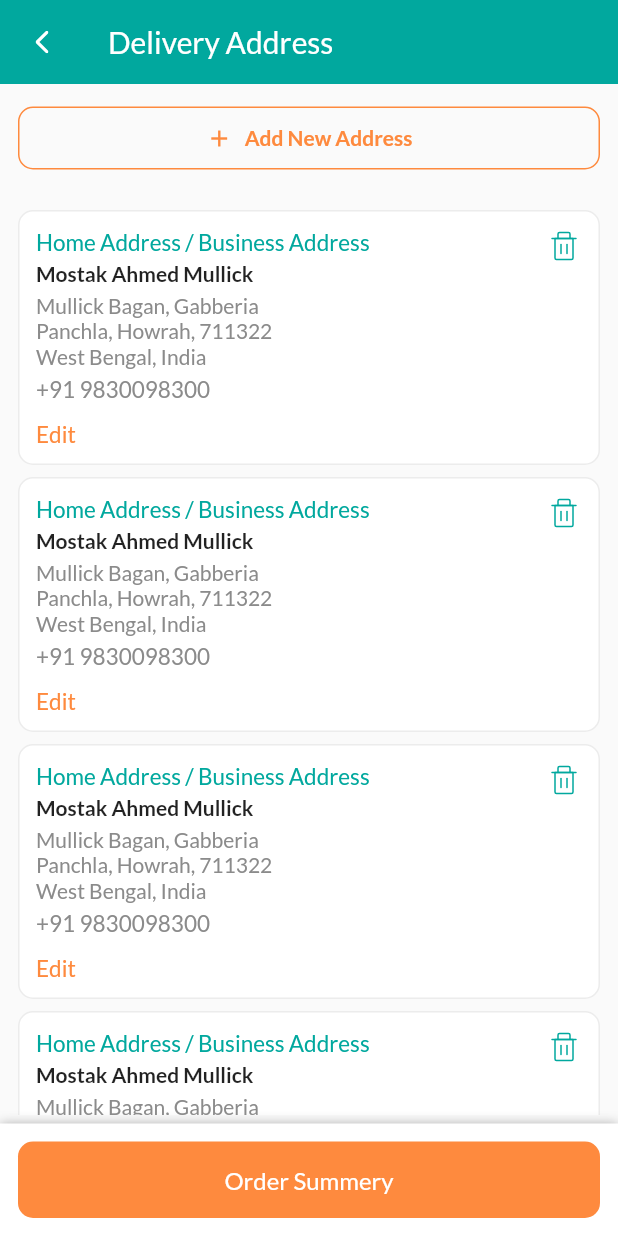
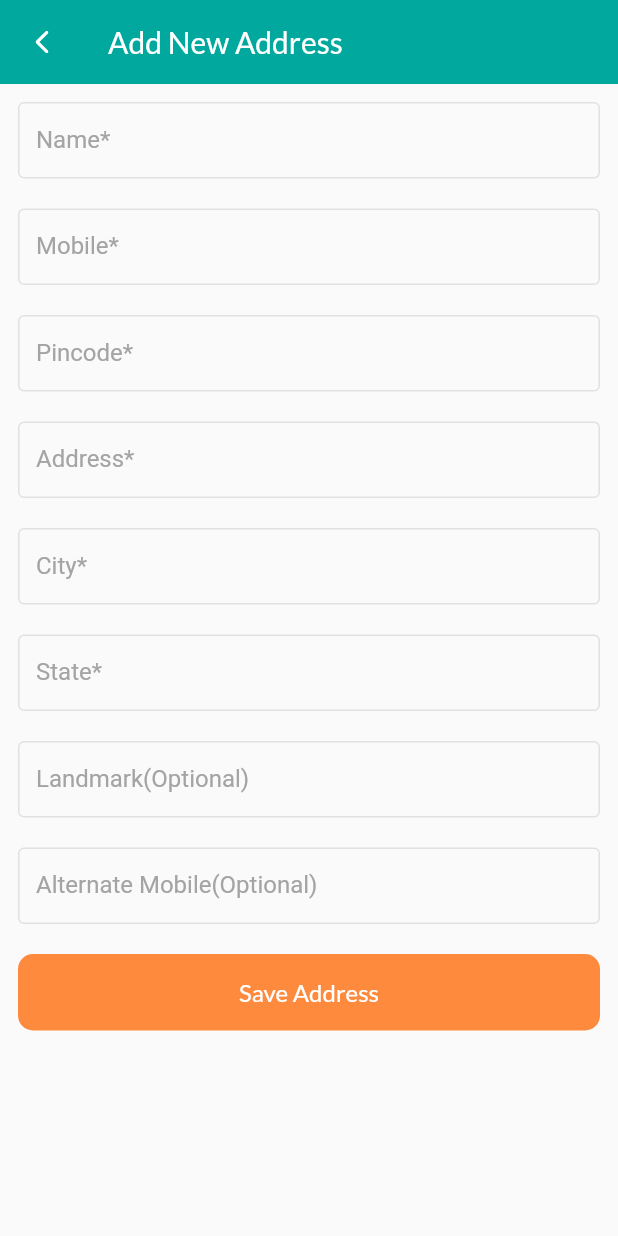
Before and after one commit to mostakahmedmullick/ecom_app, a Flutter app: the CheckoutAddress screen opened directly, after a tap on "Add New Address", on a phone screen of 412 x 824 dp. Run offline on Flutter 3.47's test engine with Material 2 defaults, Android fonts, the phone set to English and light mode, and no system bars; our stand-ins replace badges, carousel_slider, flutter_rating_bar, flutter_svg, google_fonts; network calls fail.

Commit message:
add address done

```diff
--- /dev/null
+++ b/lib/screens/checkout/add_new_address.dart
@@ -0,0 +1,521 @@
+import 'package:ecom_app/utils/app_color_constants.dart';
+import 'package:flutter/material.dart';
+import 'package:flutter_svg/flutter_svg.dart';
+import 'package:google_fonts/google_fonts.dart';
+
+class AddNewAddress extends StatefulWidget {
+  const AddNewAddress({Key? key}) : super(key: key);
+
+  @override
+  _AddNewAddressState createState() => _AddNewAddressState();
+}
+
+class _AddNewAddressState extends State<AddNewAddress> {
+  final _formKey = GlobalKey<FormState>();
+  final _nameController = TextEditingController();
+  final _mobileController = TextEditingController();
+  final _pinCodeController = TextEditingController();
+  final _addressController = TextEditingController();
+  final _cityController = TextEditingController();
+  final _stateController = TextEditingController();
+  final _landMarkController = TextEditingController();
+  final _altMobileController = TextEditingController();
+
+  FocusNode nameFocusNode = new FocusNode();
+  FocusNode mobileFocusNode = new FocusNode();
+  FocusNode pinCodeFocusNode = new FocusNode();
+  FocusNode addressFocusNode = new FocusNode();
+  FocusNode cityFocusNode = new FocusNode();
+  FocusNode stateFocusNode = new FocusNode();
+  FocusNode landMarkFocusNode = new FocusNode();
+  FocusNode altMobileFocusNode = new FocusNode();
+
+  bool _hasNameError = false;
+  bool _hasMobileError = false;
+  bool _hasPincodeError = false;
+  bool _hasAddressError = false;
+  bool _hasCityError = false;
+  bool _hasStateError = false;
+
+  void _requestNameFocus() {
+    setState(() {
+      FocusScope.of(context).requestFocus(nameFocusNode);
+    });
+  }
+
+  void _requestMobileFocus() {
+    setState(() {
+      FocusScope.of(context).requestFocus(mobileFocusNode);
+    });
+  }
+
+  void _requestPinCodeFocus() {
+    setState(() {
+      FocusScope.of(context).requestFocus(pinCodeFocusNode);
+    });
+  }
+
+  void _requestAddressFocus() {
+    setState(() {
+      FocusScope.of(context).requestFocus(addressFocusNode);
+    });
+  }
+
+  void _requestCityFocus() {
+    setState(() {
+      FocusScope.of(context).requestFocus(cityFocusNode);
+    });
+  }
+
+  void _requestStateFocus() {
+    setState(() {
+      FocusScope.of(context).requestFocus(stateFocusNode);
+    });
+  }
+
+  void _requestLandMarkFocus() {
+    setState(() {
+      FocusScope.of(context).requestFocus(landMarkFocusNode);
+    });
+  }
+
+  void _requestAltMobileFocus() {
+    setState(() {
+      FocusScope.of(context).requestFocus(altMobileFocusNode);
+    });
+  }
+
+  @override
+  Widget build(BuildContext context) {
+    return Scaffold(
+      appBar: AppBar(
+        backgroundColor: AppColorConstants.primaryColor,
+        leading: IconButton(
+          icon: SvgPicture.asset(
+            'assets/svg-icons/left-arrow.svg',
+            height: 15,
+            width: 15,
+          ),
+          onPressed: () {
+            Navigator.of(context).pop();
+          },
+        ),
+        title: Text(
+          "Add New Address",
+          style: GoogleFonts.lato(),
+        ),
+        elevation: 0.0,
+        bottomOpacity: 0.0,
+      ),
+      body: SafeArea(
+        child: Container(
+          padding: const EdgeInsets.symmetric(
+            horizontal: 12.0,
+          ),
+          child: SingleChildScrollView(
+            child: Form(
+              key: _formKey,
+              child: Column(
+                children: [
+                  SizedBox(height: 12.0,),
+                  // Name field
+                  TextFormField(
+                    controller: _nameController,
+                    focusNode: nameFocusNode,
+                    onTap: _requestNameFocus,
+                    decoration: InputDecoration(
+                      enabledBorder: OutlineInputBorder(
+                        borderSide:
+                            BorderSide(color: Color(0xFFE3E0E0), width: 1.0),
+                      ),
+                      errorBorder: OutlineInputBorder(
+                        borderSide:
+                            BorderSide(color: Color(0xFFD8000C), width: 1.0),
+                      ),
+                      focusedBorder: OutlineInputBorder(
+                        borderSide: BorderSide(
+                            color: AppColorConstants.primaryColor, width: 1.0),
+                      ),
+                      focusedErrorBorder: OutlineInputBorder(
+                        borderSide:
+                            BorderSide(color: Color(0xFFD8000C), width: 1.0),
+                      ),
+                      labelStyle: TextStyle(
+                          color: _hasNameError
+                              ? Color(0xFFD8000C)
+                              : (nameFocusNode.hasFocus
+                                  ? AppColorConstants.primaryColor
+                                  : Color(0xFFA4A4A4))),
+                      labelText: "Name*",
+                      isDense: true,
+                    ),
+                    validator: (value) {
+                      if (value == null || value.isEmpty) {
+                        setState(() {
+                          _hasNameError = true;
+                        });
+                        return "Please enter your name";
+                      }
+                      setState(() {
+                        _hasNameError = false;
+                      });
+                      return null;
+                    },
+                  ),
+                  SizedBox(height: 20.0),
+                  // Mobile field
+                  TextFormField(
+                    controller: _mobileController,
+                    focusNode: mobileFocusNode,
+                    onTap: _requestMobileFocus,
+                    decoration: InputDecoration(
+                      enabledBorder: OutlineInputBorder(
+                        borderSide:
+                            BorderSide(color: Color(0xFFE3E0E0), width: 1.0),
+                      ),
+                      errorBorder: OutlineInputBorder(
+                        borderSide:
+                            BorderSide(color: Color(0xFFD8000C), width: 1.0),
+                      ),
+                      focusedBorder: OutlineInputBorder(
+                        borderSide: BorderSide(
+                            color: AppColorConstants.primaryColor, width: 1.0),
+                      ),
+                      focusedErrorBorder: OutlineInputBorder(
+                        borderSide:
+                            BorderSide(color: Color(0xFFD8000C), width: 1.0),
+                      ),
+                      labelStyle: TextStyle(
+                          color: _hasMobileError
+                              ? Color(0xFFD8000C)
+                              : (nameFocusNode.hasFocus
+                                  ? AppColorConstants.primaryColor
+                                  : Color(0xFFA4A4A4))),
+                      labelText: "Mobile*",
+                      isDense: true,
+                    ),
+                    validator: (value) {
+                      if (value == null || value.isEmpty) {
+                        setState(() {
+                          _hasMobileError = true;
+                        });
+                        return "Please enter your mobile";
+                      }
+                      setState(() {
+                        _hasMobileError = false;
+                      });
+                      return null;
+                    },
+                  ),
+                  SizedBox(height: 20.0),
+                  // Pincode field
+                  TextFormField(
+                    controller: _pinCodeController,
+                    focusNode: pinCodeFocusNode,
+                    onTap: _requestPinCodeFocus,
+                    decoration: InputDecoration(
+                      enabledBorder: OutlineInputBorder(
+                        borderSide:
+                            BorderSide(color: Color(0xFFE3E0E0), width: 1.0),
+                      ),
+                      errorBorder: OutlineInputBorder(
+                        borderSide:
+                            BorderSide(color: Color(0xFFD8000C), width: 1.0),
+                      ),
+                      focusedBorder: OutlineInputBorder(
+                        borderSide: BorderSide(
+                            color: AppColorConstants.primaryColor, width: 1.0),
+                      ),
+                      focusedErrorBorder: OutlineInputBorder(
+                        borderSide:
+                            BorderSide(color: Color(0xFFD8000C), width: 1.0),
+                      ),
+                      labelStyle: TextStyle(
+                          color: _hasPincodeError
+                              ? Color(0xFFD8000C)
+                              : (nameFocusNode.hasFocus
+                                  ? AppColorConstants.primaryColor
+                                  : Color(0xFFA4A4A4))),
+                      labelText: "Pincode*",
+                      isDense: true,
+                    ),
+                    validator: (value) {
+                      if (value == null || value.isEmpty) {
+                        setState(() {
+                          _hasPincodeError = true;
+                        });
+                        return "Please enter your pincode";
+                      }
+                      setState(() {
+                        _hasPincodeError = false;
+                      });
+                      return null;
+                    },
+                  ),
+                  SizedBox(height: 20.0),
+                  // Address field
+                  TextFormField(
+                    controller: _addressController,
+                    focusNode: addressFocusNode,
+                    onTap: _requestAddressFocus,
+                    decoration: InputDecoration(
+                      enabledBorder: OutlineInputBorder(
+                        borderSide:
+                            BorderSide(color: Color(0xFFE3E0E0), width: 1.0),
+                      ),
+                      errorBorder: OutlineInputBorder(
+                        borderSide:
+                            BorderSide(color: Color(0xFFD8000C), width: 1.0),
+                      ),
+                      focusedBorder: OutlineInputBorder(
+                        borderSide: BorderSide(
+                            color: AppColorConstants.primaryColor, width: 1.0),
+                      ),
+                      focusedErrorBorder: OutlineInputBorder(
+                        borderSide:
+                            BorderSide(color: Color(0xFFD8000C), width: 1.0),
+                      ),
+                      labelStyle: TextStyle(
+                          color: _hasAddressError
+                              ? Color(0xFFD8000C)
+                              : (addressFocusNode.hasFocus
+                                  ? AppColorConstants.primaryColor
+                                  : Color(0xFFA4A4A4))),
+                      labelText: "Address*",
+                      isDense: true,
+                    ),
+                    validator: (value) {
+                      if (value == null || value.isEmpty) {
+                        setState(() {
+                          _hasAddressError = true;
+                        });
+                        return "Please enter your address";
+                      }
+                      setState(() {
+                        _hasAddressError = false;
+                      });
+                      return null;
+                    },
+                  ),
+                  SizedBox(height: 20.0),
+                  // City field
+                  TextFormField(
+                    controller: _cityController,
+                    focusNode: cityFocusNode,
+                    onTap: _requestCityFocus,
+                    decoration: InputDecoration(
+                      enabledBorder: OutlineInputBorder(
+                        borderSide:
+                            BorderSide(color: Color(0xFFE3E0E0), width: 1.0),
+                      ),
+                      errorBorder: OutlineInputBorder(
+                        borderSide:
+                            BorderSide(color: Color(0xFFD8000C), width: 1.0),
+                      ),
+                      focusedBorder: OutlineInputBorder(
+                        borderSide: BorderSide(
+                            color: AppColorConstants.primaryColor, width: 1.0),
+                      ),
+                      focusedErrorBorder: OutlineInputBorder(
+                        borderSide:
+                            BorderSide(color: Color(0xFFD8000C), width: 1.0),
+                      ),
+                      labelStyle: TextStyle(
+                          color: _hasCityError
+                              ? Color(0xFFD8000C)
+                              : (cityFocusNode.hasFocus
+                                  ? AppColorConstants.primaryColor
+                                  : Color(0xFFA4A4A4))),
+                      labelText: "City*",
+                      isDense: true,
+                    ),
+                    validator: (value) {
+                      if (value == null || value.isEmpty) {
+                        setState(() {
+                          _hasCityError = true;
+                        });
+                        return "Please enter your city";
+                      }
+                      setState(() {
+                        _hasCityError = false;
+                      });
+                      return null;
+                    },
+                  ),
+                  SizedBox(height: 20.0),
+                  // State field
+                  TextFormField(
+                    controller: _stateController,
+                    focusNode: stateFocusNode,
+                    onTap: _requestStateFocus,
+                    decoration: InputDecoration(
+                      enabledBorder: OutlineInputBorder(
+                        borderSide:
+                            BorderSide(color: Color(0xFFE3E0E0), width: 1.0),
+                      ),
+                      errorBorder: OutlineInputBorder(
+                        borderSide:
+                            BorderSide(color: Color(0xFFD8000C), width: 1.0),
+                      ),
+                      focusedBorder: OutlineInputBorder(
+                        borderSide: BorderSide(
+                            color: AppColorConstants.primaryColor, width: 1.0),
+                      ),
+                      focusedErrorBorder: OutlineInputBorder(
+                        borderSide:
+                            BorderSide(color: Color(0xFFD8000C), width: 1.0),
+                      ),
+                      labelStyle: TextStyle(
+                          color: _hasStateError
+                              ? Color(0xFFD8000C)
+                              : (stateFocusNode.hasFocus
+                                  ? AppColorConstants.primaryColor
+                                  : Color(0xFFA4A4A4))),
+                      labelText: "State*",
+                      isDense: true,
+                    ),
+                    validator: (value) {
+                      if (value == null || value.isEmpty) {
+                        setState(() {
+                          _hasStateError = true;
+                        });
+                        return "Please enter your state";
+                      }
+                      setState(() {
+                        _hasStateError = false;
+                      });
+                      return null;
+                    },
+                  ),
+                  SizedBox(height: 20.0),
+                  // Landmark field
+                  TextFormField(
+                    controller: _landMarkController,
+                    focusNode: landMarkFocusNode,
+                    onTap: _requestLandMarkFocus,
+                    decoration: InputDecoration(
+                      enabledBorder: OutlineInputBorder(
+                        borderSide:
+                            BorderSide(color: Color(0xFFE3E0E0), width: 1.0),
+                      ),
+                      errorBorder: OutlineInputBorder(
+                        borderSide:
+                            BorderSide(color: Color(0xFFD8000C), width: 1.0),
+                      ),
+                      focusedBorder: OutlineInputBorder(
+                        borderSide: BorderSide(
+                            color: AppColorConstants.primaryColor, width: 1.0),
+                      ),
+                      focusedErrorBorder: OutlineInputBorder(
+                        borderSide:
+                            BorderSide(color: Color(0xFFD8000C), width: 1.0),
+                      ),
+                      labelStyle: TextStyle(
+                        color: stateFocusNode.hasFocus
+                            ? AppColorConstants.primaryColor
+                            : Color(0xFFA4A4A4),
+                      ),
+                      labelText: "Landmark(Optional)",
+                      isDense: true,
+                    ),
+                    // validator: (value) {
+                    //   if (value == null || value.isEmpty) {
+                    //     setState(() {
+                    //       _hasStateError = true;
+                    //     });
+                    //     return "Please enter your state";
+                    //   }
+                    //   setState(() {
+                    //     _hasStateError = false;
+                    //   });
+                    //   return null;
+                    // },
+                  ),
+                  SizedBox(height: 20.0),
+                  // Alternate field
+                  TextFormField(
+                    controller: _altMobileController,
+                    focusNode: altMobileFocusNode,
+                    onTap: _requestAltMobileFocus,
+                    decoration: InputDecoration(
+                      enabledBorder: OutlineInputBorder(
+                        borderSide:
+                            BorderSide(color: Color(0xFFE3E0E0), width: 1.0),
+                      ),
+                      errorBorder: OutlineInputBorder(
+                        borderSide:
+                            BorderSide(color: Color(0xFFD8000C), width: 1.0),
+                      ),
+                      focusedBorder: OutlineInputBorder(
+                        borderSide: BorderSide(
+                            color: AppColorConstants.primaryColor, width: 1.0),
+                      ),
+                      focusedErrorBorder: OutlineInputBorder(
+                        borderSide:
+                            BorderSide(color: Color(0xFFD8000C), width: 1.0),
+                      ),
+                      labelStyle: TextStyle(
+                        color: altMobileFocusNode.hasFocus
+                            ? AppColorConstants.primaryColor
+                            : Color(0xFFA4A4A4),
+                      ),
+                      labelText: "Alternate Mobile(Optional)",
+                      isDense: true,
+                    ),
+                    // validator: (value) {
+                    //   if (value == null || value.isEmpty) {
+                    //     setState(() {
+                    //       _hasStateError = true;
+                    //     });
+                    //     return "Please enter your state";
+                    //   }
+                    //   setState(() {
+                    //     _hasStateError = false;
+                    //   });
+                    //   return null;
+                    // },
+                  ),
+                  SizedBox(height: 20.0),
+                  _saveAddressButton(),
+                  SizedBox(height: 12.0),
+                ],
+              ),
+            ),
+          ),
+        ),
+      ),
+    );
+  }
+
+  // Order Summery button
+  Widget _saveAddressButton() {
+    return SizedBox(
+      width: double.infinity,
+      child: ElevatedButton(
+        onPressed: () {
+          // Navigator.push(
+          //   context,
+          //   MaterialPageRoute(builder: (context) => CheckoutAddress()),
+          // );
+        },
+        style: ElevatedButton.styleFrom(
+          elevation: 0.0,
+          primary: AppColorConstants.secondaryColor,
+          shape: RoundedRectangleBorder(
+            borderRadius: BorderRadius.circular(10.0),
+          ),
+          padding:
+              const EdgeInsets.symmetric(vertical: 16.0, horizontal: 12.0),
+        ),
+        child: Text(
+          "Save Address",
+          style: GoogleFonts.lato(
+            fontSize: 16.0,
+            // color: AppColorConstants.primaryColorDark,
+            // fontWeight: FontWeight.w600,
+          ),
+        ),
+      ),
+    );
+  }
+}
--- a/lib/screens/checkout/checkout_address.dart
+++ b/lib/screens/checkout/checkout_address.dart
@@ -1,3 +1,4 @@
+import 'package:ecom_app/screens/checkout/add_new_address.dart';
 import 'package:ecom_app/utils/app_color_constants.dart';
 import 'package:flutter/cupertino.dart';
 import 'package:flutter/material.dart';
@@ -81,10 +82,10 @@ class _CheckoutAddressState extends State<CheckoutAddress> {
       width: double.infinity,
       child: OutlinedButton.icon(
         onPressed: () {
-          // Navigator.push(
-          //   context,
-          //   MaterialPageRoute(builder: (context) => CheckoutAddress()),
-          // );
+          Navigator.push(
+            context,
+            MaterialPageRoute(builder: (context) => AddNewAddress()),
+          );
         },
         icon: Icon(
           Icons.add,
@@ -142,7 +143,7 @@ class _CheckoutAddressState extends State<CheckoutAddress> {
                   children: [
                     // Address Title
                     Text(
-                      "Home Address / Business Address",
+                      "Home Address / Office Address",
                       style: GoogleFonts.lato(
                         color: AppColorConstants.primaryColor,
                         fontSize: 15.0,
```
